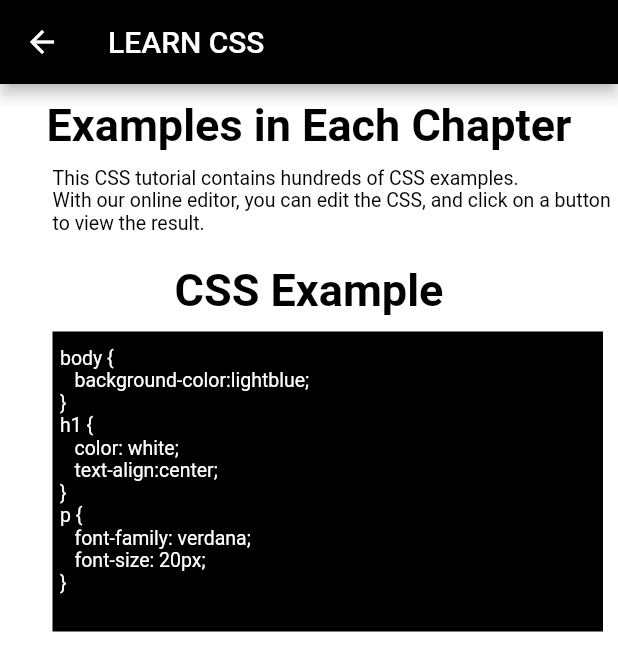
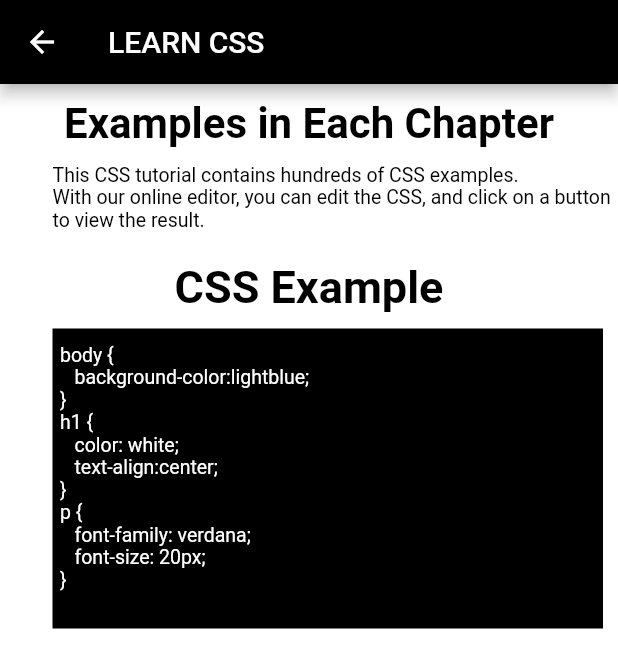
Before and after one commit to crashantrax/WebOnline, a Flutter app: the Learncss screen opened directly, on a phone screen of 412 x 824 dp. Shown: the top 671 px of the screen. Run offline on Flutter 3.47's test engine with Material 2 defaults, Android fonts, the phone set to English and light mode, and no system bars; our stand-ins replace webview_flutter; Roboto replaces fonts that are missing (Ewert).

Commit message:
updated 1/5/20

```diff
--- a/lib/content/css/learncss.dart
+++ b/lib/content/css/learncss.dart
@@ -46,7 +46,7 @@ class Learncss extends StatelessWidget {
                       child: new Text(
                         "Examples in Each Chapter",
                         style: new TextStyle(
-                            fontSize: 30.0,
+                            fontSize: 28.0,
                             color: Colors.black,
                             fontWeight: FontWeight.w700,
                             fontFamily: "Ewert"),
--- a/lib/content/html/learnhtml.dart
+++ b/lib/content/html/learnhtml.dart
@@ -46,7 +46,7 @@ class Learnhtml extends StatelessWidget {
                       child: new Text(
                         "Examples in Every Chapter",
                         style: new TextStyle(
-                            fontSize: 30.0,
+                            fontSize: 28.0,
                             color: Colors.black,
                             fontWeight: FontWeight.w700,
                             fontFamily: "Ewert"),
```
